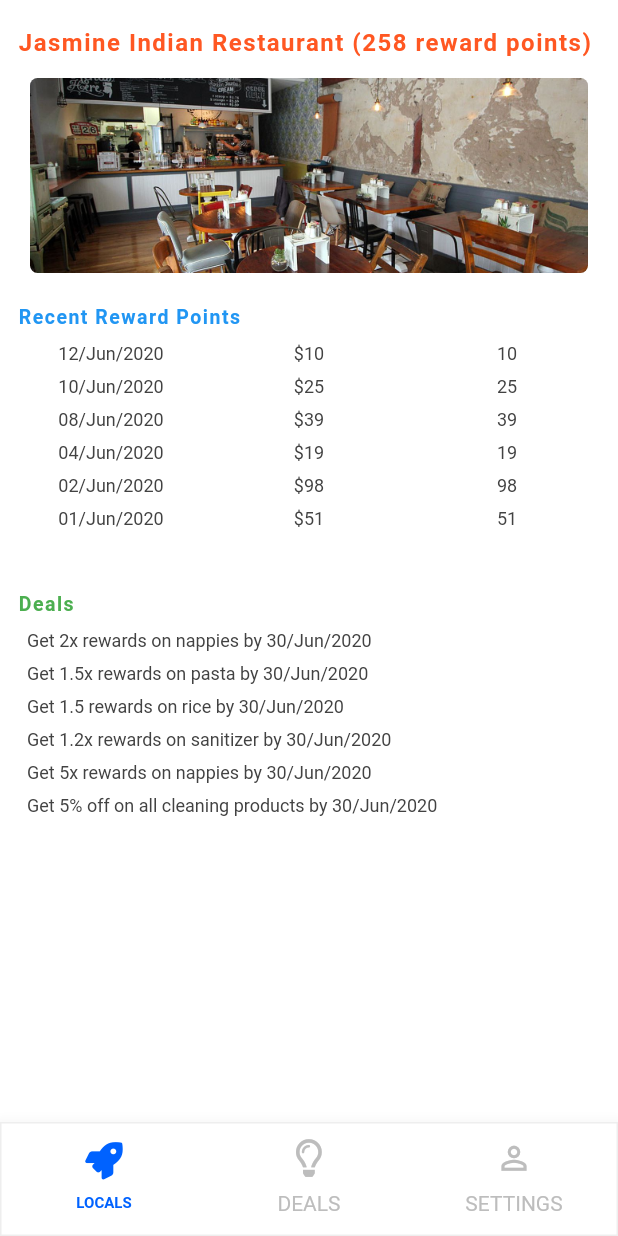
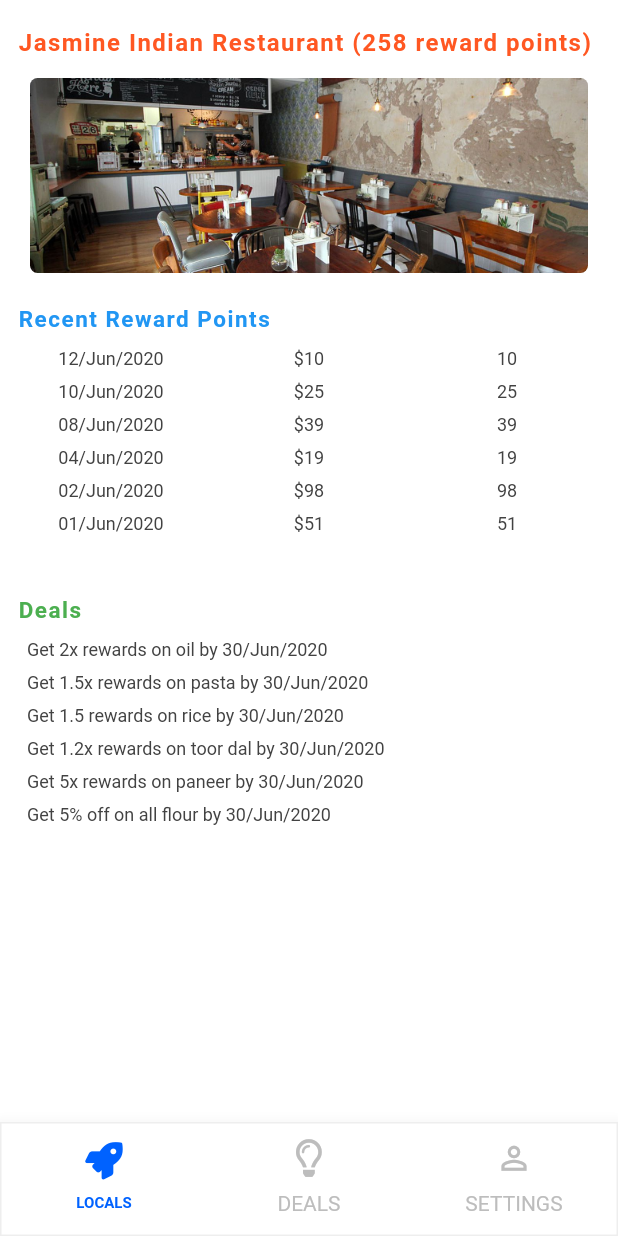
Before and after one commit to JessNah/GrowLocal, a Flutter app: the HomeScreen screen opened directly, after a tap on "Jasmine Indian Restaurant (258 reward po", on a phone screen of 412 x 824 dp. Run offline on Flutter 3.47's test engine with Material 2 defaults, Android fonts, the phone set to English and light mode, and no system bars; our stand-ins replace charts_flutter, font_awesome_flutter, page_transition; Roboto replaces fonts that are missing (Roboto Mono).

Commit message:
added imag

```diff
--- a/flutterclient/lib/models/category.dart
+++ b/flutterclient/lib/models/category.dart
@@ -23,7 +23,7 @@ List<Category> categories = [
       c: 0xFF42A5F5
   ),
   Category(
-      imageUrl: "images/parksCategory.jpg",
+      imageUrl: "images/spices-of-india.jpg",
       categoryName: "Indian Groceries(458 reward points)",
       id:"3",
       c: 0xFF42A5F5
--- a/flutterclient/lib/models/deals.dart
+++ b/flutterclient/lib/models/deals.dart
@@ -9,7 +9,7 @@ class Deals{
 
 List<Deals> deals = [
   Deals(
-      dealData: "Get 2x rewards on nappies by 30/Jun/2020",
+      dealData: "Get 2x rewards on oil by 30/Jun/2020",
   ),
   Deals(
       dealData: "Get 1.5x rewards on pasta by 30/Jun/2020",
@@ -18,12 +18,12 @@ List<Deals> deals = [
       dealData: "Get 1.5 rewards on rice by 30/Jun/2020",
   ),
   Deals(
-      dealData: "Get 1.2x rewards on sanitizer by 30/Jun/2020",
+      dealData: "Get 1.2x rewards on toor dal by 30/Jun/2020",
   ),
   Deals(
-      dealData: "Get 5x rewards on nappies by 30/Jun/2020",
+      dealData: "Get 5x rewards on paneer by 30/Jun/2020",
   ),
   Deals(
-      dealData: "Get 5% off on all cleaning products by 30/Jun/2020",
+      dealData: "Get 5% off on all flour by 30/Jun/2020",
   )
 ];
--- a/flutterclient/lib/screens/projects_screen.dart
+++ b/flutterclient/lib/screens/projects_screen.dart
@@ -181,7 +181,7 @@ class ProjectsListContainerWidget extends StatelessWidget {
                                     style: TextStyle(
                                       letterSpacing: 1,
                                       color: Colors.blue,
-                                      fontSize: 13,
+                                      fontSize: 15,
                                       fontWeight: FontWeight.bold,
                                       fontFamily: 'Roboto Mono'
                                     )
@@ -292,7 +292,7 @@ class ProjectsListContainerWidget extends StatelessWidget {
                                     style: TextStyle(
                                         letterSpacing: 1,
                                         color: Colors.green,
-                                        fontSize: 13,
+                                        fontSize: 15,
                                         fontWeight: FontWeight.bold,
                                         fontFamily: 'roboto'
                                     )
--- a/flutterclient/pubspec.yaml
+++ b/flutterclient/pubspec.yaml
@@ -79,6 +79,7 @@ flutter:
     - images/plasticCubeSolution.jpg
     - images/charlieSketch.jpg
     - images/charlieSketchCover.jpg
+    - images/spices-of-india.jpg
 
   # An image asset can refer to one or more resolution-specific "variants", see
   # https://flutter.dev/assets-and-images/#resolution-aware.
```
Also changed, not shown: flutterclient/images/spices-of-india.jpg (added).
